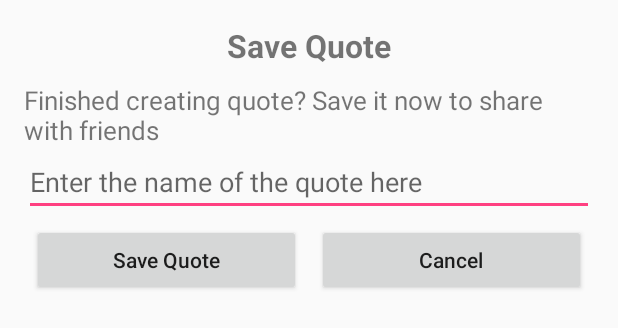
After one commit to georgeben/Quote-Me, an Android app: the layout save_dialog_layout.xml on its own in the app's theme, with its tools: preview values and no code run, on a phone screen of 412 x 824 dp. The commit adds this screen. Shown: the top 328 px of the screen. Run offline under Robolectric (Android 15) with nearby library versions, the phone set to English and light mode, and no system bars.

Commit message:
Designed Custom layout for the Save Quote Alert Dialog

```diff
--- a/app/src/main/java/com/kurobarabenjamingeorge/quoteme/NewQuoteActivity.java
+++ b/app/src/main/java/com/kurobarabenjamingeorge/quoteme/NewQuoteActivity.java
@@ -4,6 +4,7 @@ import android.graphics.Bitmap;
 import android.graphics.Canvas;
 import android.os.Environment;
 import android.support.v4.content.ContextCompat;
+import android.support.v7.app.AlertDialog;
 import android.support.v7.app.AppCompatActivity;
 import android.os.Bundle;
 import android.support.v7.widget.LinearLayoutManager;
@@ -16,6 +17,7 @@ import android.view.MenuItem;
 import android.view.View;
 import android.widget.AdapterView;
 import android.widget.ArrayAdapter;
+import android.widget.Button;
 import android.widget.EditText;
 import android.widget.ImageView;
 import android.widget.RelativeLayout;
--- /dev/null
+++ b/app/src/main/res/layout/save_dialog_layout.xml
@@ -0,0 +1,56 @@
+<?xml version="1.0" encoding="utf-8"?>
+<LinearLayout xmlns:android="http://schemas.android.com/apk/res/android"
+    android:layout_width="match_parent"
+    android:layout_height="match_parent"
+    android:orientation="vertical"
+    android:padding="@dimen/save_quote_dialog_padding">
+
+    <TextView
+        android:layout_width="wrap_content"
+        android:layout_height="wrap_content"
+        android:id="@+id/save_quote_dialog_title"
+        android:text="@string/save_quote_dialog_title"
+        android:textSize="21sp"
+        android:textStyle="bold"
+        android:layout_gravity="center"/>
+
+    <TextView
+        android:layout_width="wrap_content"
+        android:layout_height="wrap_content"
+        android:id="@+id/save_quote_dialog_message"
+        android:text="@string/save_quote_message"
+        android:textSize="17sp"
+        android:layout_marginTop="@dimen/save_quote_dialog_message_padding_top"/>
+
+
+    <EditText
+        android:layout_width="match_parent"
+        android:layout_height="wrap_content"
+        android:id="@+id/quoteNameEditText"
+        android:hint="Enter the name of the quote here"/>
+
+    <LinearLayout
+        android:layout_width="match_parent"
+        android:layout_height="wrap_content"
+        android:orientation="horizontal"
+        android:weightSum="2">
+        <Button
+            android:layout_width="0dp"
+            android:layout_height="wrap_content"
+            android:layout_weight="1"
+            android:id="@+id/save_quote_button"
+            android:text="Save Quote"
+            android:textAllCaps="false"
+            android:layout_margin="5dp"/>
+
+        <Button
+            android:layout_width="0dp"
+            android:layout_height="wrap_content"
+            android:layout_weight="1"
+            android:id="@+id/cancel_dialog_button"
+            android:text="Cancel"
+            android:textAllCaps="false"
+            android:layout_margin="5dp"/>
+
+    </LinearLayout>
+</LinearLayout>
--- a/app/src/main/res/values/colors.xml
+++ b/app/src/main/res/values/colors.xml
@@ -9,4 +9,5 @@
     <color name="orange">#f58f36</color>
     <color name="yellow">#f7e221</color>
     <color name="blue">#3F51B5</color>
+    <color name="black">#000000</color>
 </resources>
--- a/app/src/main/res/values/dimens.xml
+++ b/app/src/main/res/values/dimens.xml
@@ -3,4 +3,6 @@
     <dimen name="new_quote_layout_padding">5dp</dimen>
     <dimen name="quote_text_size">21sp</dimen>
     <dimen name="quote_text_margin">10dp</dimen>
+    <dimen name="save_quote_dialog_padding">16dp</dimen>
+    <dimen name="save_quote_dialog_message_padding_top">10dp</dimen>
 </resources>
--- a/app/src/main/res/values/strings.xml
+++ b/app/src/main/res/values/strings.xml
@@ -5,6 +5,9 @@
     <string name="save_quote">Save Quote</string>
     <string name="action_share">Share</string>
     <string name="action_cancel">Cancel</string>
+    <string name="save_quote_dialog_title">Save Quote</string>
+    <string name="save_quote_message">Finished creating quote? Save it now to share with friends</string>
+    <string name="save_quote_warning">Please enter the name of the quote</string>
 
     <!--String Array-->
     <string-array name="text_colour_options">
```
